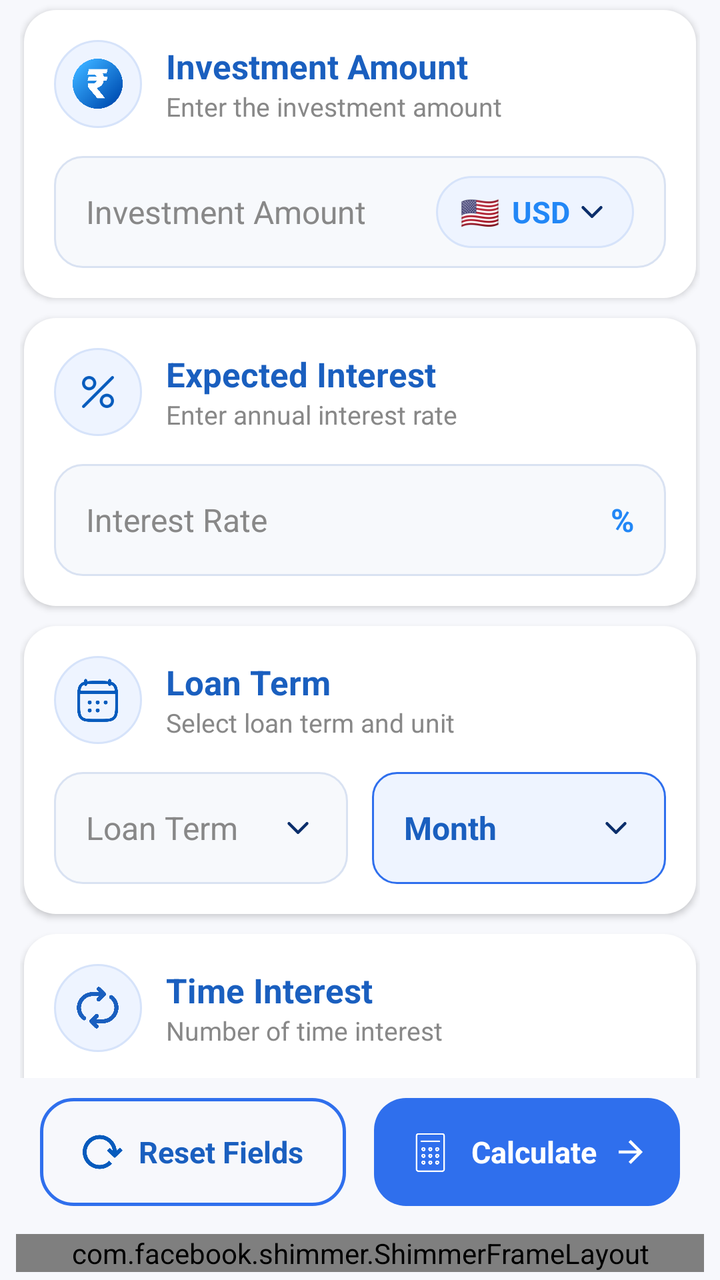
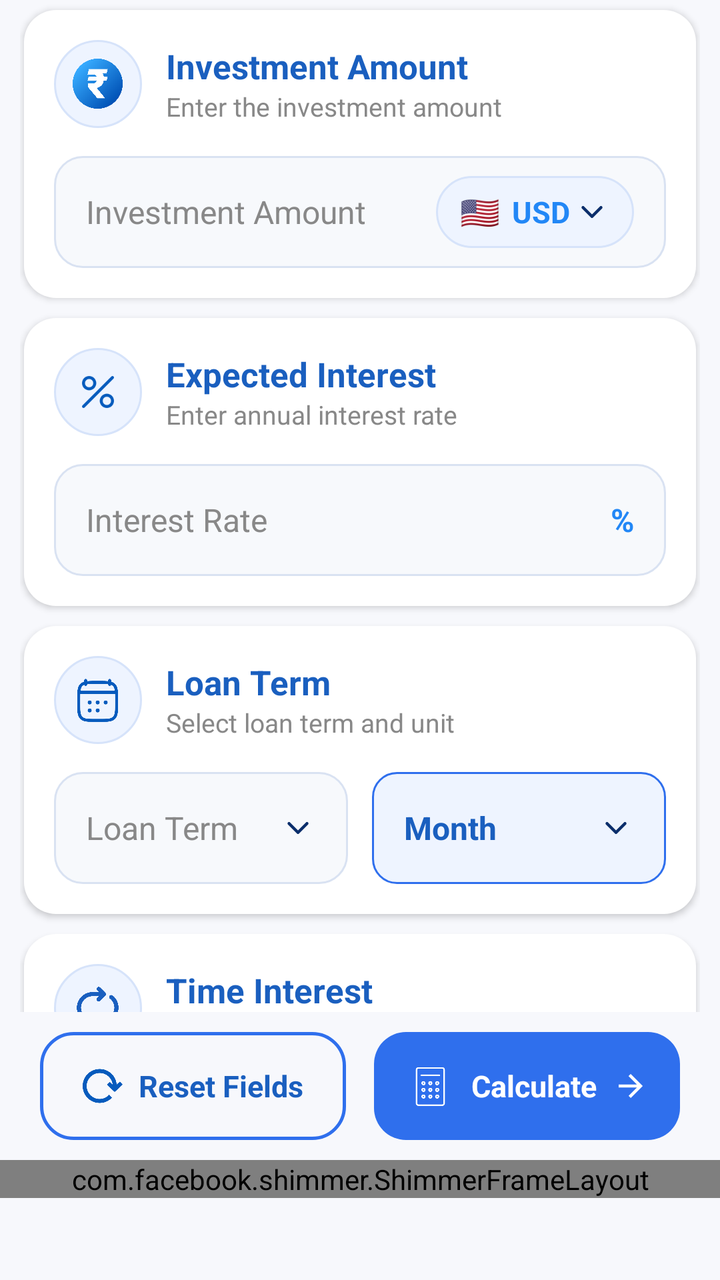

Before-and-after screenshots of an Android layout around one commit, followed by the original layout XML and the change that was made.
<!-- AndroidManifest.xml: application theme Theme.LoanSmart -->
<!-- res/layout/activity_fd_calculator.xml -->
<?xml version="1.0" encoding="utf-8"?>
<androidx.constraintlayout.widget.ConstraintLayout
    android:id="@+id/main"
    xmlns:android="http://schemas.android.com/apk/res/android"
    xmlns:app="http://schemas.android.com/apk/res-auto"
    xmlns:tools="http://schemas.android.com/tools"
    android:layout_width="match_parent"
    android:layout_height="match_parent"
    android:background="@color/screen_bg">


    <androidx.appcompat.widget.Toolbar
        android:id="@+id/toolbar"
        android:layout_width="0dp"
        android:layout_height="@dimen/_40sdp"
        android:background="@color/screen_bg"
        android:elevation="4dp"
        app:layout_constraintEnd_toEndOf="parent"
        app:layout_constraintHorizontal_bias="1.0"
        app:layout_constraintStart_toStartOf="parent"
        app:layout_constraintTop_toTopOf="parent">

        <ImageView
            android:layout_width="wrap_content"
            android:layout_height="25dp"
            android:src="@drawable/back_ic"
            app:tint="@color/header_blue_dark" />

        <TextView
            android:id="@+id/tvTitle"
            android:layout_width="wrap_content"
            android:layout_height="wrap_content"
            android:layout_gravity="center"
            android:text="FD Calculator"
            android:textColor="@color/header_blue_dark"
            android:textSize="20sp"
            android:textStyle="bold" />

    </androidx.appcompat.widget.Toolbar>

    <androidx.core.widget.NestedScrollView
        android:id="@+id/scrollContent"
        android:layout_width="0dp"
        android:layout_height="0dp"
        android:background="@color/screen_bg"
        android:clipToPadding="false"
        android:paddingBottom="24dp"
        app:layout_constraintTop_toBottomOf="@id/toolbar"
        app:layout_constraintBottom_toTopOf="@id/bottomButtons"
        app:layout_constraintStart_toStartOf="parent"
        app:layout_constraintEnd_toEndOf="parent">

        <LinearLayout
            android:layout_width="match_parent"
            android:layout_height="wrap_content"
            android:orientation="vertical"
            android:paddingHorizontal="10dp">

            <LinearLayout
                android:layout_width="match_parent"
                android:layout_height="wrap_content"
                android:orientation="vertical"
                android:background="@drawable/bg_card_white"
                android:padding="15dp"
                android:layout_marginStart="2dp"
                android:layout_marginEnd="2dp"
                android:layout_marginBottom="10dp"
                android:layout_marginTop="5dp"
                android:elevation="2dp">

                <LinearLayout
                    android:layout_width="match_parent"
                    android:layout_height="wrap_content"
                    android:orientation="horizontal"
                    android:gravity="center_vertical">

                    <FrameLayout
                        android:layout_width="44dp"
                        android:layout_height="44dp"
                        android:background="@drawable/bg_icon_circle">

                        <ImageView
                            android:layout_width="25dp"
                            android:layout_height="25dp"
                            android:layout_gravity="center"
                            android:src="@drawable/rupee_ic" />

                    </FrameLayout>

                    <LinearLayout
                        android:layout_width="wrap_content"
                        android:layout_height="wrap_content"
                        android:orientation="vertical"
                        android:layout_marginStart="12dp">

                        <TextView
                            android:layout_width="match_parent"
                            android:layout_height="wrap_content"
                            android:text="Investment Amount"
                            android:textColor="@color/header_blue_light"
                            android:textSize="17sp"
                            android:textStyle="bold" />

                        <TextView
                            android:layout_width="wrap_content"
                            android:layout_height="wrap_content"
                            android:text="Enter the investment amount"
                            android:textColor="@color/grey"
                            android:textSize="13sp" />

                    </LinearLayout>

                </LinearLayout>


                <LinearLayout
                    android:layout_width="match_parent"
                    android:layout_height="56dp"
                    android:layout_marginTop="14dp"
                    android:orientation="horizontal"
                    android:gravity="center_vertical"
                    android:background="@drawable/bg_input_field"
                    android:paddingHorizontal="16dp">

                    <EditText
                        android:id="@+id/etLoanAmount"
                        android:layout_width="0dp"
                        android:layout_height="wrap_content"
                        android:layout_weight="1"
                        android:background="@null"
                        android:hint="@string/investment_amount"
                        android:textColorHint="@color/grey"
                        android:textColor="@color/black"
                        android:textSize="16sp"
                        android:inputType="numberDecimal" />

                    <LinearLayout
                        android:layout_width="wrap_content"
                        android:layout_height="36dp"
                        android:orientation="horizontal"
                        android:gravity="center_vertical"
                        android:background="@drawable/bg_currency_pill"
                        android:paddingHorizontal="12dp">

                        <TextView
                            android:layout_width="wrap_content"
                            android:layout_height="wrap_content"
                            android:text="🇺🇸"
                            android:textSize="16sp" />

                        <TextView
                            android:layout_width="wrap_content"
                            android:layout_height="wrap_content"
                            android:layout_marginStart="6dp"
                            android:text="USD"
                            android:textColor="@color/blue"
                            android:textStyle="bold"
                            android:textSize="15sp" />

                        <ImageView
                            android:layout_width="18dp"
                            android:layout_height="18dp"
                            android:layout_marginStart="2dp"
                            android:src="@drawable/ic_dropdown"
                            app:tint="@color/header_blue_dark" />

                    </LinearLayout>

                </LinearLayout>

            </LinearLayout>


            <LinearLayout
                android:layout_width="match_parent"
                android:layout_height="wrap_content"
                android:orientation="vertical"
                android:background="@drawable/bg_card_white"
                android:padding="15dp"
                android:layout_marginStart="2dp"
                android:layout_marginEnd="2dp"
                android:layout_marginBottom="10dp"
                android:elevation="2dp">

                <LinearLayout
                    android:layout_width="match_parent"
                    android:layout_height="wrap_content"
                    android:orientation="horizontal"
                    android:gravity="center_vertical">

                    <FrameLayout
                        android:layout_width="44dp"
                        android:layout_height="44dp"
                        android:background="@drawable/bg_icon_circle">

                        <ImageView
                            android:layout_width="20dp"
                            android:layout_height="20dp"
                            android:layout_gravity="center"
                            android:padding="2dp"
                            android:src="@drawable/percentage_ic" />

                    </FrameLayout>

                    <LinearLayout
                        android:layout_width="wrap_content"
                        android:layout_height="wrap_content"
                        android:orientation="vertical"
                        android:layout_marginStart="12dp">

                        <TextView
                            android:layout_width="match_parent"
                            android:layout_height="wrap_content"
                            android:text="Expected Interest Rate"
                            android:textColor="@color/header_blue_light"
                            android:textSize="17sp"
                            android:textStyle="bold" />

                        <TextView
                            android:layout_width="wrap_content"
                            android:layout_height="wrap_content"
                            android:text="Enter annual interest rate"
                            android:textColor="@color/grey"
                            android:textSize="13sp" />

                    </LinearLayout>

                </LinearLayout>


                <LinearLayout
                    android:layout_width="match_parent"
                    android:layout_height="56dp"
                    android:layout_marginTop="14dp"
                    android:orientation="horizontal"
                    android:gravity="center_vertical"
                    android:background="@drawable/bg_input_field"
                    android:paddingHorizontal="16dp">

                    <EditText
                        android:id="@+id/etInterestRate"
                        android:layout_width="0dp"
                        android:layout_height="wrap_content"
                        android:layout_weight="1"
                        android:background="@null"
                        android:hint="Interest Rate"
                        android:textColorHint="@color/grey"
                        android:textColor="@color/black"
                        android:textSize="16sp"
                        android:inputType="numberDecimal" />

                    <TextView
                        android:layout_width="wrap_content"
                        android:layout_height="wrap_content"
                        android:text="%"
                        android:textColor="@color/blue"
                        android:textStyle="bold"
                        android:textSize="16sp" />

                </LinearLayout>

            </LinearLayout>


            <LinearLayout
                android:layout_width="match_parent"
                android:layout_height="wrap_content"
                android:orientation="vertical"
                android:background="@drawable/bg_card_white"
                android:padding="15dp"
                android:layout_marginStart="2dp"
                android:layout_marginEnd="2dp"
                android:layout_marginBottom="10dp"
                android:elevation="2dp">

                <LinearLayout
                    android:layout_width="match_parent"
                    android:layout_height="wrap_content"
                    android:orientation="horizontal"
                    android:gravity="center_vertical">

                    <FrameLayout
                        android:layout_width="44dp"
                        android:layout_height="44dp"
                        android:background="@drawable/bg_icon_circle">

                        <ImageView
                            android:layout_width="25dp"
                            android:layout_height="25dp"
                            android:layout_gravity="center"
                            android:src="@drawable/calendar_ic" />

                    </FrameLayout>

                    <LinearLayout
                        android:layout_width="wrap_content"
                        android:layout_height="wrap_content"
                        android:orientation="vertical"
                        android:layout_marginStart="12dp">

                        <TextView
                            android:layout_width="match_parent"
                            android:layout_height="wrap_content"
                            android:text="Loan Term"
                            android:textColor="@color/header_blue_light"
                            android:textSize="17sp"
                            android:textStyle="bold" />

                        <TextView
                            android:layout_width="wrap_content"
                            android:layout_height="wrap_content"
                            android:text="Select loan term and unit"
                            android:textColor="@color/grey"
                            android:textSize="13sp" />

                    </LinearLayout>

                </LinearLayout>


                <LinearLayout
                    android:layout_width="match_parent"
                    android:layout_height="56dp"
                    android:layout_marginTop="14dp"
                    android:orientation="horizontal">

                    <LinearLayout
                        android:layout_width="0dp"
                        android:layout_height="match_parent"
                        android:layout_weight="1"
                        android:orientation="horizontal"
                        android:gravity="center_vertical"
                        android:background="@drawable/bg_input_field"
                        android:paddingHorizontal="16dp">

                        <TextView
                            android:id="@+id/tvLoanTerm"
                            android:layout_width="0dp"
                            android:layout_height="wrap_content"
                            android:layout_weight="1"
                            android:text="Loan Term"
                            android:textColor="@color/grey"
                            android:textSize="16sp" />

                        <ImageView
                            android:layout_width="18dp"
                            android:layout_height="18dp"
                            android:src="@drawable/ic_dropdown"
                            app:tint="@color/header_blue_dark" />

                    </LinearLayout>


                    
                    <LinearLayout
                        android:layout_width="0dp"
                        android:layout_height="match_parent"
                        android:layout_weight="1"
                        android:layout_marginStart="12dp"
                        android:orientation="horizontal"
                        android:gravity="center_vertical"
                        android:background="@drawable/bg_dropdown_selected"
                        android:paddingHorizontal="16dp">

                        <TextView
                            android:id="@+id/tvLoanUnit"
                            android:layout_width="0dp"
                            android:layout_height="wrap_content"
                            android:layout_weight="1"
                            android:text="Month"
                            android:textColor="@color/header_blue_light"
                            android:textStyle="bold"
                            android:textSize="16sp" />

                        <ImageView
                            android:layout_width="18dp"
                            android:layout_height="18dp"
                            android:src="@drawable/ic_dropdown"
                            app:tint="@color/header_blue_dark" />

                    </LinearLayout>

                </LinearLayout>

            </LinearLayout>

            <LinearLayout
                android:layout_width="match_parent"
                android:layout_height="wrap_content"
                android:orientation="vertical"
                android:background="@drawable/bg_card_white"
                android:padding="15dp"
                android:layout_marginStart="2dp"
                android:layout_marginEnd="2dp"
                android:layout_marginBottom="10dp"
                android:elevation="2dp">

                <LinearLayout
                    android:layout_width="match_parent"
                    android:layout_height="wrap_content"
                    android:orientation="horizontal"
                    android:gravity="center_vertical">

                    <FrameLayout
                        android:layout_width="44dp"
                        android:layout_height="44dp"
                        android:background="@drawable/bg_icon_circle">

                        <ImageView
                            android:layout_width="25dp"
                            android:layout_height="25dp"
                            android:layout_gravity="center"
                            android:src="@drawable/time_interest_ic"
                            app:tint="#1A5FBF" />

                    </FrameLayout>

                    <LinearLayout
                        android:layout_width="match_parent"
                        android:layout_height="wrap_content"
                        android:orientation="vertical"
                        android:layout_marginStart="12dp">

                        <TextView
                            android:layout_width="match_parent"
                            android:layout_height="wrap_content"
                            android:text="Time Interest"
                            android:textColor="@color/header_blue_light"
                            android:textSize="17sp"
                            android:textStyle="bold" />

                        <TextView
                            android:layout_width="wrap_content"
                            android:layout_height="wrap_content"
                            android:text="Number of time interest"
                            android:textColor="@color/grey"
                            android:textSize="13sp" />

                    </LinearLayout>

                </LinearLayout>


                <LinearLayout
                    android:layout_width="match_parent"
                    android:layout_height="56dp"
                    android:layout_marginTop="14dp"
                    android:orientation="horizontal"
                    android:gravity="center_vertical"
                    android:background="@drawable/bg_input_field"
                    android:paddingHorizontal="16dp">

                    <EditText
                        android:id="@+id/etTimeInterest"
                        android:layout_width="0dp"
                        android:layout_height="wrap_content"
                        android:layout_weight="1"
                        android:background="@null"
                        android:hint="1"
                        android:textColorHint="@color/grey"
                        android:textColor="@color/black"
                        android:textSize="18sp"
                        android:inputType="numberDecimal" />

                    <ImageView
                        android:layout_width="25dp"
                        android:layout_height="25dp"
                        android:src="@drawable/ic_dropdown"
                        app:tint="@color/blue" />

                </LinearLayout>

            </LinearLayout>

            <LinearLayout
                android:layout_width="match_parent"
                android:layout_height="wrap_content"
                android:orientation="vertical"
                android:background="@drawable/bg_card_white"
                android:padding="15dp"
                android:layout_marginStart="2dp"
                android:layout_marginEnd="2dp"
                android:layout_marginBottom="5dp"
                android:elevation="2dp">

                <LinearLayout
                    android:layout_width="match_parent"
                    android:layout_height="wrap_content"
                    android:orientation="horizontal"
                    android:gravity="center_vertical">

                    <FrameLayout
                        android:layout_width="44dp"
                        android:layout_height="44dp"
                        android:background="@drawable/bg_icon_circle">

                        <ImageView
                            android:layout_width="25dp"
                            android:layout_height="25dp"
                            android:layout_gravity="center"
                            android:src="@drawable/calendar_ic" />

                    </FrameLayout>

                    <LinearLayout
                        android:layout_width="wrap_content"
                        android:layout_height="wrap_content"
                        android:orientation="vertical"
                        android:layout_marginStart="12dp">

                        <TextView
                            android:layout_width="match_parent"
                            android:layout_height="wrap_content"
                            android:text="Start Date"
                            android:textColor="@color/header_blue_light"
                            android:textSize="17sp"
                            android:textStyle="bold" />

                        <TextView
                            android:layout_width="wrap_content"
                            android:layout_height="wrap_content"
                            android:text="Select the loan start date"
                            android:textColor="@color/grey"
                            android:textSize="13sp" />

                    </LinearLayout>

                </LinearLayout>


                <LinearLayout
                    android:layout_width="match_parent"
                    android:layout_height="56dp"
                    android:layout_marginTop="14dp"
                    android:orientation="horizontal"
                    android:gravity="center_vertical"
                    android:background="@drawable/bg_input_field"
                    android:paddingHorizontal="16dp">

                    <TextView
                        android:id="@+id/tvStartDate"
                        android:layout_width="0dp"
                        android:layout_height="wrap_content"
                        android:layout_weight="1"
                        android:text="12/09/2026"
                        android:textColor="@color/header_blue_light"
                        android:textSize="16sp"
                        android:textStyle="bold"/>

                    <ImageView
                        android:layout_width="25dp"
                        android:layout_height="25dp"
                        android:src="@drawable/calendar_ic"
                        app:tint="@color/header_blue_light" />

                </LinearLayout>

            </LinearLayout>

        </LinearLayout>

    </androidx.core.widget.NestedScrollView>


    <LinearLayout
        android:id="@+id/bottomButtons"
        android:layout_width="0dp"
        android:layout_height="wrap_content"
        android:orientation="horizontal"
        android:background="@color/screen_bg"
        android:paddingStart="20dp"
        android:paddingEnd="20dp"
        android:paddingTop="10dp"
        android:paddingBottom="10dp"
        app:layout_constraintBottom_toTopOf="@id/bannerContainer"
        app:layout_constraintStart_toStartOf="parent"
        app:layout_constraintEnd_toEndOf="parent">

        
        <LinearLayout
            android:id="@+id/btnReset"
            android:layout_width="0dp"
            android:layout_height="54dp"
            android:layout_weight="1"
            android:orientation="horizontal"
            android:gravity="center"
            android:background="@drawable/bg_button_outline"
            android:clickable="true"
            android:focusable="true">

            <ImageView
                android:layout_width="20dp"
                android:layout_height="20dp"
                android:src="@drawable/reset_ic" />

            <TextView
                android:layout_width="wrap_content"
                android:layout_height="wrap_content"
                android:layout_marginStart="8dp"
                android:text="Reset Fields"
                android:textColor="@color/header_blue_light"
                android:textStyle="bold"
                android:textSize="15sp" />

        </LinearLayout>

        <LinearLayout
            android:id="@+id/btnCalculate"
            android:layout_width="0dp"
            android:layout_height="54dp"
            android:layout_weight="1"
            android:layout_marginStart="14dp"
            android:orientation="horizontal"
            android:gravity="center"
            android:background="@drawable/bg_button_primary"
            android:clickable="true"
            android:focusable="true">

            <ImageView
                android:layout_width="25dp"
                android:layout_height="25dp"
                android:src="@drawable/calculator_ic"
                app:tint="@color/white" />

            <TextView
                android:layout_width="wrap_content"
                android:layout_height="wrap_content"
                android:layout_marginStart="8dp"
                android:text="Calculate"
                android:textColor="@color/white"
                android:textStyle="bold"
                android:textSize="15sp" />

            <ImageView
                android:layout_width="18dp"
                android:layout_height="18dp"
                android:layout_marginStart="8dp"
                android:src="@drawable/ic_arrow_forward" />

        </LinearLayout>

    </LinearLayout>

    <FrameLayout
        android:id="@+id/bannerContainer"
        android:layout_width="0dp"
        android:layout_height="wrap_content"
        android:background="@color/screen_bg"
        android:gravity="center"
        android:paddingStart="8dp"
        android:paddingEnd="8dp"
        android:paddingTop="4dp"
        android:paddingBottom="4dp"
        app:layout_constraintBottom_toBottomOf="parent"
        app:layout_constraintStart_toStartOf="parent"
        app:layout_constraintEnd_toEndOf="parent">

        <include
            layout="@layout/banner_shimmer_layout"
            android:layout_width="match_parent"
            android:layout_height="wrap_content" />

    </FrameLayout>

</androidx.constraintlayout.widget.ConstraintLayout>
<!-- res/layout/banner_shimmer_layout.xml (included above) -->
<?xml version="1.0" encoding="utf-8"?>
<com.facebook.shimmer.ShimmerFrameLayout xmlns:android="http://schemas.android.com/apk/res/android"
    xmlns:app="http://schemas.android.com/apk/res-auto"
    xmlns:tools="http://schemas.android.com/tools"
    android:id="@+id/shimmer_banner_container"
    android:layout_width="match_parent"
    android:layout_height="60dp"
    app:shimmer_auto_start="true"
    app:shimmer_base_color="@color/shimer_base_color"
    tools:ignore="MissingClass">

    <androidx.appcompat.widget.LinearLayoutCompat
        android:layout_width="match_parent"
        android:layout_height="match_parent"
        android:background="@color/white"
        android:gravity="center"
        android:orientation="horizontal">

        <androidx.appcompat.widget.AppCompatTextView
            android:layout_width="16dp"
            android:layout_height="16dp"
            android:layout_gravity="top"
            android:layout_marginStart="2dp"
            android:layout_marginTop="2dp"
            android:background="@drawable/ads_icon"
            android:gravity="center"
            android:text="@string/ad"
            android:textColor="@color/white"
            android:textSize="11sp" />

        <androidx.appcompat.widget.AppCompatImageView
            android:layout_width="40dp"
            android:layout_height="40dp"
            android:layout_margin="8dp"
            android:background="@color/lightTransparent"
            android:scaleType="centerCrop"
            tools:ignore="ContentDescription" />

        <androidx.appcompat.widget.LinearLayoutCompat
            android:layout_width="0dp"
            android:layout_height="match_parent"
            android:layout_gravity="center"
            android:layout_marginEnd="5dp"
            android:layout_weight="1"
            android:gravity="center"
            android:orientation="vertical">

            <androidx.appcompat.widget.AppCompatTextView
                android:layout_width="match_parent"
                android:layout_height="wrap_content"
                android:layout_marginTop="5dp"
                android:layout_marginBottom="2dp"
                android:background="@color/lightTransparent"
                android:ellipsize="end"
                android:lines="1"
                android:textColor="@android:color/black"
                android:textSize="15sp" />

            <androidx.appcompat.widget.AppCompatTextView
                android:layout_width="170dp"
                android:layout_height="wrap_content"
                android:layout_gravity="start"
                android:layout_marginTop="2dp"
                android:layout_marginBottom="5dp"
                android:background="@color/lightTransparent"
                android:ellipsize="end"
                android:lines="1"
                android:textColor="@android:color/darker_gray"
                android:textSize="14sp" />

        </androidx.appcompat.widget.LinearLayoutCompat>

        <androidx.appcompat.widget.LinearLayoutCompat
            android:layout_width="100dp"
            android:layout_height="match_parent"
            android:layout_gravity="center"
            android:layout_marginTop="5dp"
            android:layout_marginEnd="5dp"
            android:layout_marginBottom="5dp"
            android:background="@drawable/bg_card_ads"
            android:backgroundTint="@color/lightTransparent"
            android:gravity="center"
            android:textColor="@android:color/white"
            android:textSize="12sp" />

    </androidx.appcompat.widget.LinearLayoutCompat>

</com.facebook.shimmer.ShimmerFrameLayout>
<!-- resources referenced by this layout -->
<resources>
  <color name="black">#FF000000</color>
  <color name="blue">#2287F6</color>
  <color name="grey">#888</color>
  <color name="header_blue_dark">#0B2E6B</color>
  <color name="header_blue_light">#1A5FBF</color>
  <color name="lightTransparent">#16000000</color>
  <color name="screen_bg">#F7F8FC</color>
  <color name="shimer_base_color">#979595</color>
  <color name="white">#FFFFFF</color>
  <!-- drawable ads_icon (drawable) -->
  <?xml version="1.0" encoding="utf-8"?>
  <shape xmlns:android="http://schemas.android.com/apk/res/android">
      <solid android:color="#0E204A" />
      <corners android:radius="16dp" />
  </shape>
  <!-- drawable bg_button_primary (drawable) -->
  <?xml version="1.0" encoding="utf-8"?>
  <shape xmlns:android="http://schemas.android.com/apk/res/android"
      android:shape="rectangle">
  
      <solid android:color="@color/gradient_end" />
  
      <corners android:radius="16dp" />
  
      <padding
          android:left="12dp"
          android:top="8dp"
          android:right="12dp"
          android:bottom="8dp" />
  
  </shape>
  <!-- drawable bg_card_ads (drawable) -->
  <?xml version="1.0" encoding="utf-8"?>
  <shape xmlns:android="http://schemas.android.com/apk/res/android"
      android:shape="rectangle">
      <corners android:radius="10dp" />
      <solid android:color="@color/white" />
      <stroke
          android:width="1dp"
          android:color="@color/white" />
  </shape>
  <!-- drawable bg_card_white (drawable) -->
  <?xml version="1.0" encoding="utf-8"?>
  <shape xmlns:android="http://schemas.android.com/apk/res/android">
      <solid android:color="@color/white"/>
      <corners android:radius="16dp"/>
  </shape>
  <!-- drawable bg_currency_pill (drawable) -->
  <?xml version="1.0" encoding="utf-8"?>
  <shape xmlns:android="http://schemas.android.com/apk/res/android"
      android:shape="rectangle">
  
      <solid android:color="#EEF4FF" />
  
      <stroke
          android:width="1dp"
          android:color="#D6E3FA" />
  
      <corners android:radius="20dp" />
  
      <padding
          android:left="10dp"
          android:top="6dp"
          android:right="10dp"
          android:bottom="6dp" />
  
  </shape>
  <!-- drawable bg_dropdown_selected (drawable) -->
  <?xml version="1.0" encoding="utf-8"?>
  <shape xmlns:android="http://schemas.android.com/apk/res/android"
      android:shape="rectangle">
  
      <solid android:color="#EEF4FF" />
  
      <stroke
          android:width="1dp"
          android:color="#2F6FED" />
  
      <corners android:radius="12dp" />
  
      <padding
          android:left="14dp"
          android:top="8dp"
          android:right="14dp"
          android:bottom="8dp" />
  
  </shape>
  <!-- drawable bg_icon_circle (drawable) -->
  <?xml version="1.0" encoding="utf-8"?>
  <shape xmlns:android="http://schemas.android.com/apk/res/android"
      android:shape="oval">
  
      <solid android:color="#EEF4FF" />
  
      <stroke
          android:width="1dp"
          android:color="#D6E3FA" />
  
  </shape>
  <!-- drawable bg_input_field (drawable) -->
  <?xml version="1.0" encoding="utf-8"?>
  <shape xmlns:android="http://schemas.android.com/apk/res/android"
      android:shape="rectangle">
  
      <solid android:color="#F7F9FC" />
  
      <stroke
          android:width="1dp"
          android:color="#D9E2F2" />
  
      <corners android:radius="14dp" />
  
      <padding
          android:left="16dp"
          android:top="8dp"
          android:right="16dp"
          android:bottom="8dp" />
  
  </shape>
  <!-- drawable ic_arrow_forward (drawable) -->
  <?xml version="1.0" encoding="utf-8"?>
  <vector xmlns:android="http://schemas.android.com/apk/res/android"
      android:width="24dp"
      android:height="24dp"
      android:viewportWidth="24"
      android:viewportHeight="24">
      <path
          android:fillColor="#FFFFFF"
          android:pathData="M12,4l-1.41,1.41L16.17,11H4v2h12.17l-5.58,5.59L12,20l8,-8z" />
  </vector>
  <string name="ad">Ad</string>
  <string name="investment_amount">Investment Amount</string>
  <color name="gradient_end">#2F6FED</color>
  <color name="primary_blue">#1F6FEB</color>
  <!-- unchanged entries left out for length: 10 -->
</resources>

<!-- the commit's change to res/layout/activity_fd_calculator.xml (unified diff, before → after) -->
@@ -643,14 +643,10 @@
 
     <FrameLayout
         android:id="@+id/bannerContainer"
-        android:layout_width="0dp"
-        android:layout_height="wrap_content"
+        android:layout_width="match_parent"
+        android:layout_height="60dp"
         android:background="@color/screen_bg"
         android:gravity="center"
-        android:paddingStart="8dp"
-        android:paddingEnd="8dp"
-        android:paddingTop="4dp"
-        android:paddingBottom="4dp"
         app:layout_constraintBottom_toBottomOf="parent"
         app:layout_constraintStart_toStartOf="parent"
         app:layout_constraintEnd_toEndOf="parent">
